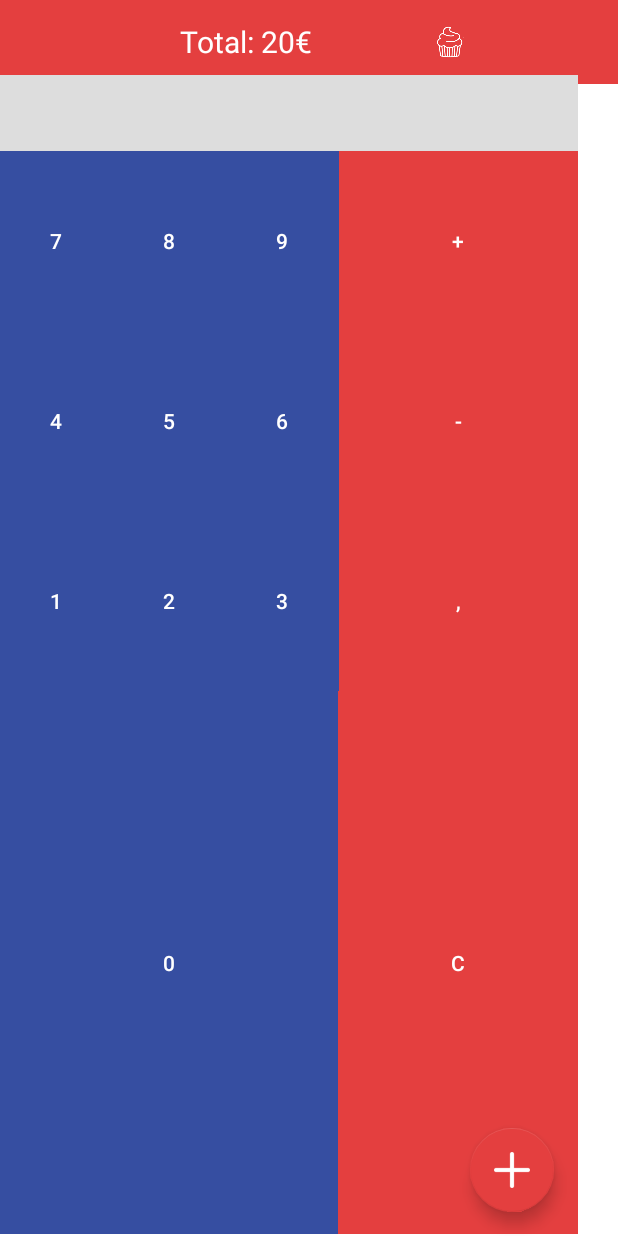
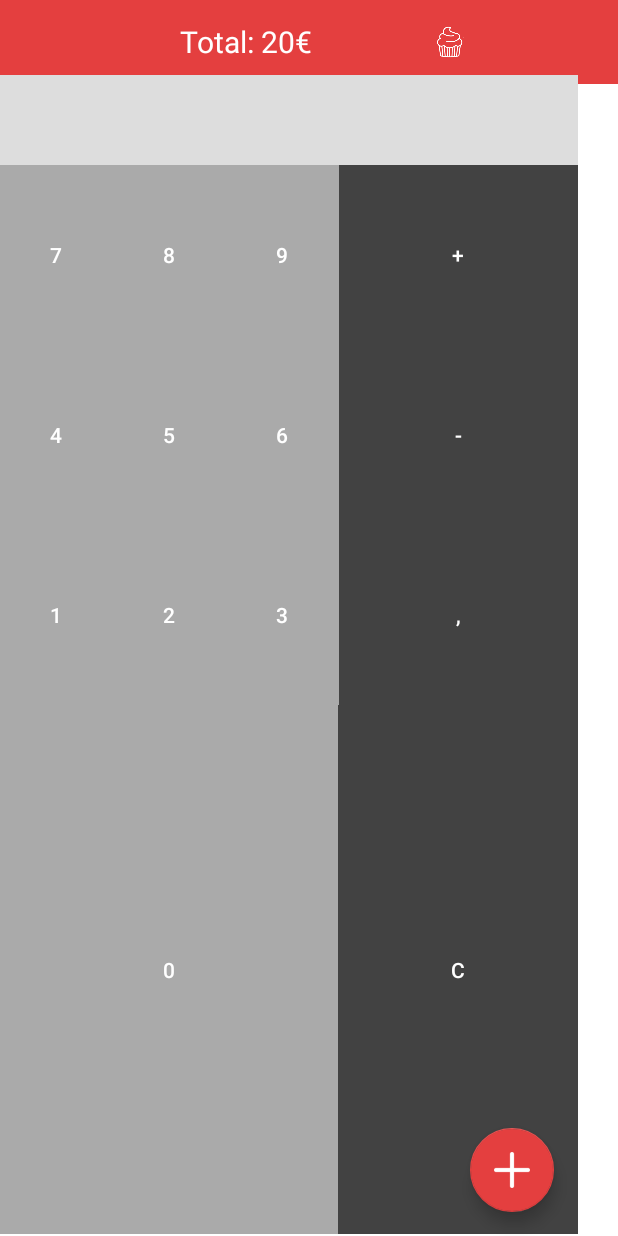
Before and after one commit to SergioCuevas/BakeryTPV-Android, an Android app: the fragment FragmentCalculadora placed in its activity, on a phone screen of 412 x 824 dp. Run offline under Robolectric (Android 15) with nearby library versions, the phone set to English and light mode, and no system bars; libraries missing offline, so code that uses them is left out: com.daimajia.swipe.

Commit message:
Nuevo diseño calculadora

```diff
--- a/app/src/main/res/layout/calculate.xml
+++ b/app/src/main/res/layout/calculate.xml
@@ -6,7 +6,7 @@
     <TextView
         android:id="@+id/numeros"
         android:layout_width="match_parent"
-        android:layout_height="wrap_content"
+        android:layout_height="60dp"
         android:layout_marginTop="50dp"
         android:background="#ddd"
         android:paddingTop="10dp"
@@ -24,7 +24,7 @@
             android:id="@+id/button7"
             android:layout_width="75dp"
             android:layout_height="match_parent"
-            android:background="@color/colorPrimaryDark"
+            android:background="@android:color/darker_gray"
             android:text="7"
             android:textColor="@color/white" />
 
@@ -32,7 +32,7 @@
             android:id="@+id/button8"
             android:layout_width="75dp"
             android:layout_height="match_parent"
-            android:background="@color/colorPrimaryDark"
+            android:background="@android:color/darker_gray"
             android:text="8"
             android:textColor="@color/white" />
 
@@ -40,7 +40,7 @@
             android:id="@+id/button9"
             android:layout_width="75dp"
             android:layout_height="match_parent"
-            android:background="@color/colorPrimaryDark"
+            android:background="@android:color/darker_gray"
             android:text="9"
             android:textColor="@color/white" />
 
@@ -48,7 +48,7 @@
             android:id="@+id/mas"
             android:layout_width="match_parent"
             android:layout_height="match_parent"
-            android:background="@color/primary"
+            android:background="?attr/colorBackgroundFloating"
             android:text="+"
             android:textColor="@color/white"
             android:textSize="14sp" />
@@ -63,7 +63,7 @@
             android:id="@+id/button4"
             android:layout_width="75dp"
             android:layout_height="match_parent"
-            android:background="@color/colorPrimaryDark"
+            android:background="@android:color/darker_gray"
             android:text="4"
             android:textColor="@color/white" />
 
@@ -71,7 +71,7 @@
             android:id="@+id/button5"
             android:layout_width="75dp"
             android:layout_height="match_parent"
-            android:background="@color/colorPrimaryDark"
+            android:background="@android:color/darker_gray"
             android:text="5"
             android:textColor="@color/white" />
 
@@ -79,7 +79,7 @@
             android:id="@+id/button6"
             android:layout_width="75dp"
             android:layout_height="match_parent"
-            android:background="@color/colorPrimaryDark"
+            android:background="@android:color/darker_gray"
             android:text="6"
             android:textColor="@color/white" />
 
@@ -87,7 +87,7 @@
             android:id="@+id/menos"
             android:layout_width="match_parent"
             android:layout_height="match_parent"
-            android:background="@color/primary"
+            android:background="?attr/colorBackgroundFloating"
             android:text="-"
             android:textColor="@color/white" />
     </LinearLayout>
@@ -101,7 +101,7 @@
             android:id="@+id/button1"
             android:layout_width="75dp"
             android:layout_height="match_parent"
-            android:background="@color/colorPrimaryDark"
+            android:background="@android:color/darker_gray"
             android:text="1"
             android:textColor="@color/white" />
 
@@ -109,7 +109,7 @@
             android:id="@+id/button2"
             android:layout_width="75dp"
             android:layout_height="match_parent"
-            android:background="@color/colorPrimaryDark"
+            android:background="@android:color/darker_gray"
             android:text="2"
             android:textColor="@color/white" />
 
@@ -117,7 +117,7 @@
             android:id="@+id/button3"
             android:layout_width="75dp"
             android:layout_height="match_parent"
-            android:background="@color/colorPrimaryDark"
+            android:background="@android:color/darker_gray"
             android:text="3"
             android:textColor="@color/white" />
 
@@ -125,7 +125,7 @@
             android:id="@+id/coma"
             android:layout_width="match_parent"
             android:layout_height="match_parent"
-            android:background="@color/primary"
+            android:background="?attr/colorBackgroundFloating"
             android:text=","
             android:textColor="@color/white" />
     </LinearLayout>
@@ -140,7 +140,7 @@
             android:id="@+id/button0"
             android:layout_width="225dp"
             android:layout_height="match_parent"
-            android:background="@color/colorPrimaryDark"
+            android:background="@android:color/darker_gray"
             android:text="0"
             android:textColor="@color/white" />
 
@@ -148,7 +148,7 @@
             android:id="@+id/c"
             android:layout_width="match_parent"
             android:layout_height="match_parent"
-            android:background="@color/primary"
+            android:background="?attr/colorBackgroundFloating"
             android:text="C"
             android:textColor="@color/white" />
 
```
